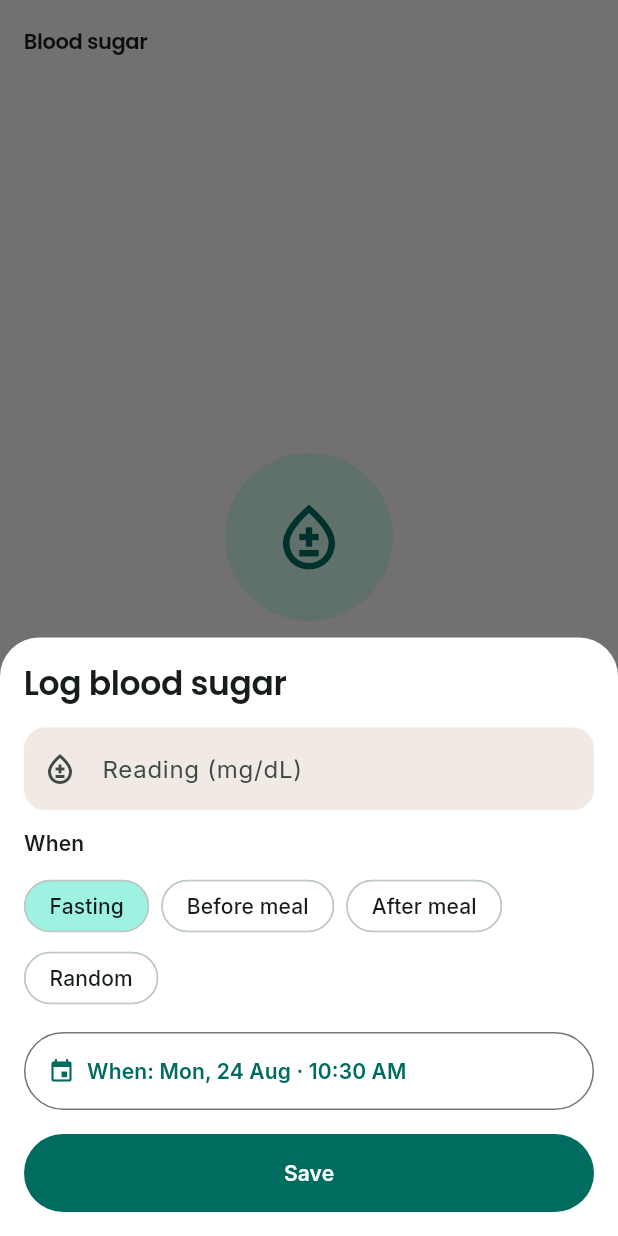
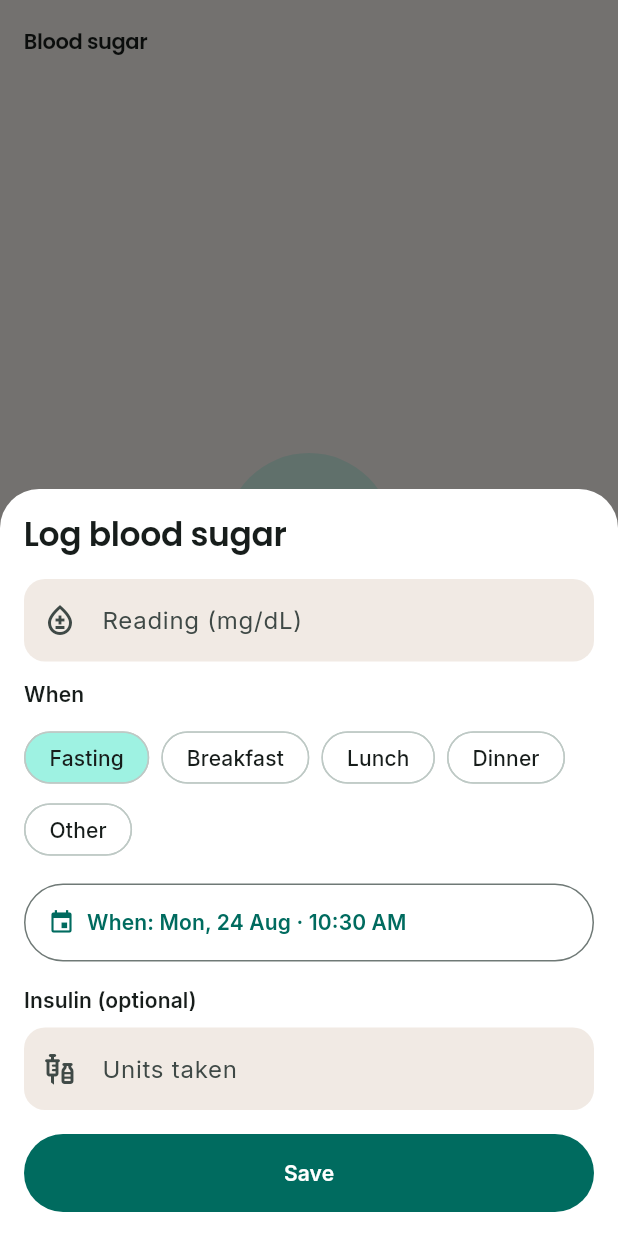
Before and after one commit to Naitikk-J/pregnancy-app, a Flutter app: the GlucoseScreen screen opened by its route, after a tap on "Log reading", on a phone screen of 412 x 824 dp. Run offline on Flutter 3.47's test engine with Material 3 defaults, Android fonts, the phone set to English and light mode, and no system bars; our stand-ins replace cloud_firestore, cloud_functions, connectivity_plus, equatable, file_picker, firebase_analytics and 19 more; missing offline and left inert: home_widget; accounts and stored records are empty; generated files the repository leaves out were written again.

Commit message:
feat(blood-sugar): meal-context options + insulin logging
Rework the blood-sugar input to match how gestational-diabetes readings
are actually recorded:

- Context is now Fasting / Breakfast / Lunch / Dinner / Other instead of
  the before/after-meal framing. Fasting keeps the ≤95 target; the meal
  contexts use the ≤140 post-meal target. Legacy readings stored as
  beforeMeal/afterMeal/random fall back to Other (140 target).
- Optional insulin dose per reading: units (decimals allowed) plus the
  time it was taken (defaults to the reading time). Shown in history as
  "💉 4u at 8:05 am".
- Time of reading was already selectable via the date/time picker.

Co-Authored-By: Claude Opus 4.8 <noreply@anthropic.com>

```diff
--- a/lib/core/constants/enums.dart
+++ b/lib/core/constants/enums.dart
@@ -95,21 +95,24 @@ enum BpCategory {
 /// When a blood-sugar reading was taken — determines the healthy target range.
 enum GlucoseContext {
   fasting,
-  beforeMeal,
-  afterMeal,
-  random;
+  breakfast,
+  lunch,
+  dinner,
+  other;
 
   String get label => switch (this) {
         GlucoseContext.fasting => 'Fasting',
-        GlucoseContext.beforeMeal => 'Before meal',
-        GlucoseContext.afterMeal => 'After meal',
-        GlucoseContext.random => 'Random',
+        GlucoseContext.breakfast => 'Breakfast',
+        GlucoseContext.lunch => 'Lunch',
+        GlucoseContext.dinner => 'Dinner',
+        GlucoseContext.other => 'Other',
       };
 
   static GlucoseContext fromName(String? name) =>
       GlucoseContext.values.firstWhere(
         (c) => c.name == name,
-        orElse: () => GlucoseContext.random,
+        // Legacy readings stored as beforeMeal/afterMeal/random land here.
+        orElse: () => GlucoseContext.other,
       );
 }
 
--- a/lib/core/utils/health_calculator.dart
+++ b/lib/core/utils/health_calculator.dart
@@ -45,9 +45,11 @@ class HealthCalculator {
   /// gestational-diabetes goals (fasting ≤95, 1-hr post-meal ≤140).
   static double glucoseUpperTarget(GlucoseContext context) => switch (context) {
         GlucoseContext.fasting => 95,
-        GlucoseContext.beforeMeal => 95,
-        GlucoseContext.afterMeal => 140,
-        GlucoseContext.random => 140,
+        // Post-meal readings (1-hr goal ≤140).
+        GlucoseContext.breakfast => 140,
+        GlucoseContext.lunch => 140,
+        GlucoseContext.dinner => 140,
+        GlucoseContext.other => 140,
       };
 
   /// Lower bound (mg/dL) below which a reading is hypoglycaemic.
--- a/lib/features/blood_sugar/domain/glucose_reading.dart
+++ b/lib/features/blood_sugar/domain/glucose_reading.dart
@@ -12,6 +12,8 @@ class GlucoseReading extends Equatable {
     required this.context,
     required this.loggedAt,
     this.note,
+    this.insulinUnits,
+    this.insulinAt,
   });
 
   final String id;
@@ -19,6 +21,17 @@ class GlucoseReading extends Equatable {
   final GlucoseContext context;
   final DateTime loggedAt;
   final String? note;
+
+  /// Insulin dose taken with this reading, in units. `null` when no insulin
+  /// was recorded.
+  final double? insulinUnits;
+
+  /// When the insulin was taken. Defaults to [loggedAt] when units are recorded
+  /// without a distinct time; `null` when no insulin was recorded.
+  final DateTime? insulinAt;
+
+  /// True when an insulin dose is attached to this reading.
+  bool get hasInsulin => insulinUnits != null && insulinUnits! > 0;
 
   bool get inRange => HealthCalculator.glucoseInRange(mgDl, context);
   String get status => HealthCalculator.glucoseStatus(mgDl, context);
@@ -29,6 +42,8 @@ class GlucoseReading extends Equatable {
         'context': context.name,
         'loggedAt': loggedAt.toUtc().toIso8601String(),
         'note': note,
+        'insulinUnits': insulinUnits,
+        'insulinAt': insulinAt?.toUtc().toIso8601String(),
       };
 
   factory GlucoseReading.fromJson(Map<String, dynamic> json) => GlucoseReading(
@@ -37,8 +52,13 @@ class GlucoseReading extends Equatable {
         context: GlucoseContext.fromName(json['context'] as String?),
         loggedAt: DateTime.parse(json['loggedAt'] as String),
         note: json['note'] as String?,
+        insulinUnits: (json['insulinUnits'] as num?)?.toDouble(),
+        insulinAt: json['insulinAt'] == null
+            ? null
+            : DateTime.parse(json['insulinAt'] as String),
       );
 
   @override
-  List<Object?> get props => [id, mgDl, context, loggedAt, note];
+  List<Object?> get props =>
+      [id, mgDl, context, loggedAt, note, insulinUnits, insulinAt];
 }
--- a/lib/features/blood_sugar/presentation/glucose_screen.dart
+++ b/lib/features/blood_sugar/presentation/glucose_screen.dart
@@ -101,7 +101,8 @@ class GlucoseScreen extends ConsumerWidget {
                   ),
                   title: Text('${r.mgDl.toStringAsFixed(0)} mg/dL · ${r.status}'),
                   subtitle: Text('${r.context.label} · '
-                      '${DateFormat('EEE, d MMM · HH:mm').format(r.loggedAt)}'),
+                      '${DateFormat('EEE, d MMM · HH:mm').format(r.loggedAt)}'
+                      '${r.hasInsulin ? ' · 💉 ${_insulinLabel(r)}' : ''}'),
                   trailing: IconButton(
                     icon: const Icon(Icons.delete_outline),
                     onPressed: () => ref.read(glucoseCrudProvider)?.delete(r.id),
@@ -117,8 +118,11 @@ class GlucoseScreen extends ConsumerWidget {
 
   Future<void> _addReading(BuildContext context, WidgetRef ref) async {
     final value = TextEditingController();
+    final insulin = TextEditingController();
     var glucoseContext = GlucoseContext.fasting;
     var loggedAt = DateTime.now();
+    // Null = "same as reading time"; a picked value overrides it.
+    DateTime? insulinAt;
 
     final ok = await showModalBottomSheet<bool>(
       context: context,
@@ -176,6 +180,43 @@ class GlucoseScreen extends ConsumerWidget {
                 },
               ),
               const SizedBox(height: AppSpacing.lg),
+              Text('Insulin (optional)', style: ctx.textStyles.labelLarge),
+              const SizedBox(height: AppSpacing.sm),
+              AppTextField(
+                label: 'Units taken',
+                controller: insulin,
+                prefixIcon: Icons.vaccines_outlined,
+                keyboardType:
+                    const TextInputType.numberWithOptions(decimal: true),
+                inputFormatters: [
+                  FilteringTextInputFormatter.allow(RegExp(r'^\d*\.?\d{0,1}')),
+                ],
+                onChanged: (_) => setState(() {}),
+              ),
+              // Insulin time only matters once a dose is entered.
+              if (insulin.text.trim().isNotEmpty) ...[
+                const SizedBox(height: AppSpacing.sm),
+                OutlinedButton.icon(
+                  icon: const Icon(Icons.schedule),
+                  style: OutlinedButton.styleFrom(
+                    alignment: Alignment.centerLeft,
+                    minimumSize: const Size.fromHeight(52),
+                  ),
+                  label: Align(
+                    alignment: Alignment.centerLeft,
+                    child: Text(insulinAt == null
+                        ? 'Insulin taken: same as reading time'
+                        : 'Insulin taken: '
+                            '${DateFormat('EEE, d MMM · h:mm a').format(insulinAt!)}'),
+                  ),
+                  onPressed: () async {
+                    final picked = await pickDateTime(
+                        ctx, initial: insulinAt ?? loggedAt);
+                    if (picked != null) setState(() => insulinAt = picked);
+                  },
+                ),
+              ],
+              const SizedBox(height: AppSpacing.lg),
               AppButton(
                   label: 'Save', onPressed: () => Navigator.pop(ctx, true)),
             ],
@@ -186,6 +227,8 @@ class GlucoseScreen extends ConsumerWidget {
 
     if (ok == true) {
       final v = double.tryParse(value.text.trim());
+      final units = double.tryParse(insulin.text.trim());
+      final hasInsulin = units != null && units > 0;
       if (v != null && v > 0) {
         await ref.read(glucoseCrudProvider)?.upsert(
               GlucoseReading(
@@ -193,11 +236,23 @@ class GlucoseScreen extends ConsumerWidget {
                 mgDl: v,
                 context: glucoseContext,
                 loggedAt: loggedAt,
+                insulinUnits: hasInsulin ? units : null,
+                insulinAt: hasInsulin ? (insulinAt ?? loggedAt) : null,
               ),
             );
       }
     }
     value.dispose();
+    insulin.dispose();
+  }
+
+  /// e.g. "4u at 8:05 am" (units without a needless ".0"), for a reading that
+  /// has insulin attached.
+  String _insulinLabel(GlucoseReading r) {
+    final u = r.insulinUnits!;
+    final units = u % 1 == 0 ? u.toStringAsFixed(0) : u.toStringAsFixed(1);
+    final at = r.insulinAt ?? r.loggedAt;
+    return '${units}u at ${DateFormat('h:mm a').format(at)}';
   }
 }
 
```
Also changed, not shown: 1 other file.
